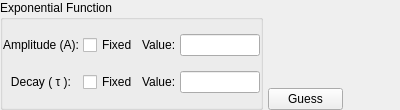
Qt form gui_exponential.ui (samo38/AucPeakFitter) before a commit.
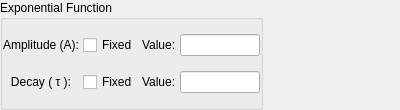
The same form after that commit.

Commit message: remove guess button from function widgets

What changed in the file:
```diff
--- a/gui_exponential.ui
+++ b/gui_exponential.ui
@@ -25,7 +25,7 @@
   <property name="windowTitle">
    <string>Form</string>
   </property>
-  <layout class="QHBoxLayout" name="horizontalLayout" stretch="0,0">
+  <layout class="QHBoxLayout" name="horizontalLayout" stretch="0">
    <property name="spacing">
     <number>5</number>
    </property>
@@ -159,25 +159,6 @@
      </layout>
     </widget>
    </item>
-   <item alignment="Qt::AlignLeft|Qt::AlignBottom">
-    <widget class="QPushButton" name="pb_guess">
-     <property name="minimumSize">
-      <size>
-       <width>75</width>
-       <height>0</height>
-      </size>
-     </property>
-     <property name="maximumSize">
-      <size>
-       <width>75</width>
-       <height>16777215</height>
-      </size>
-     </property>
-     <property name="text">
-      <string>Guess</string>
-     </property>
-    </widget>
-   </item>
   </layout>
  </widget>
  <resources>
```
The commit also changes 6 other files.
